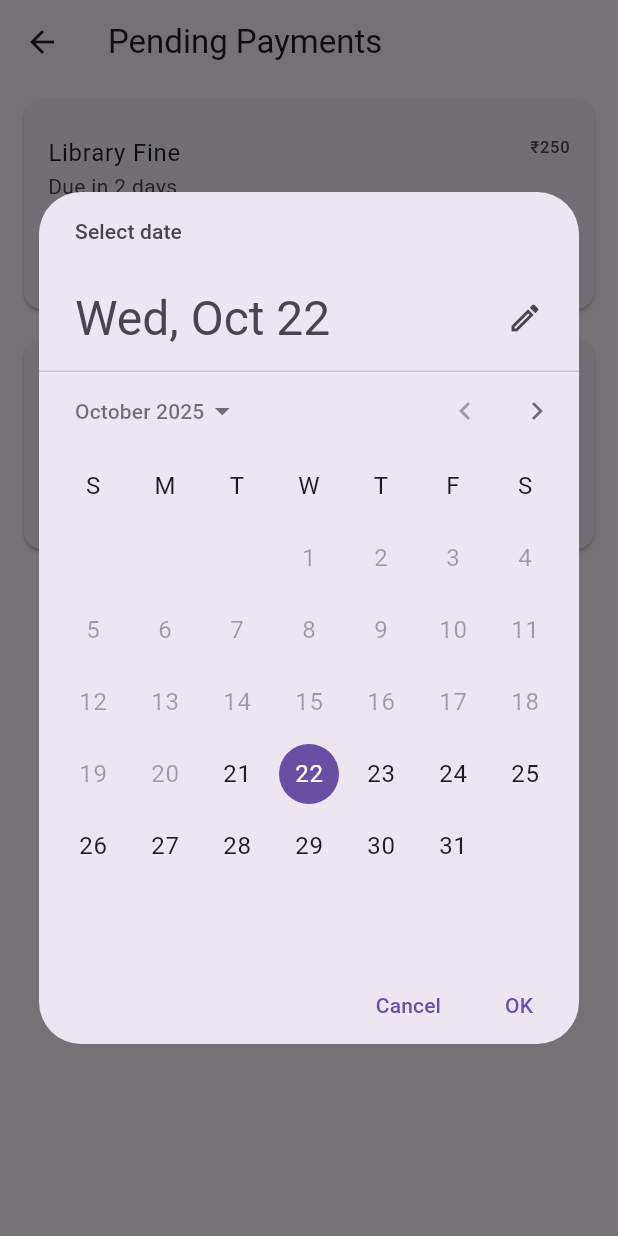
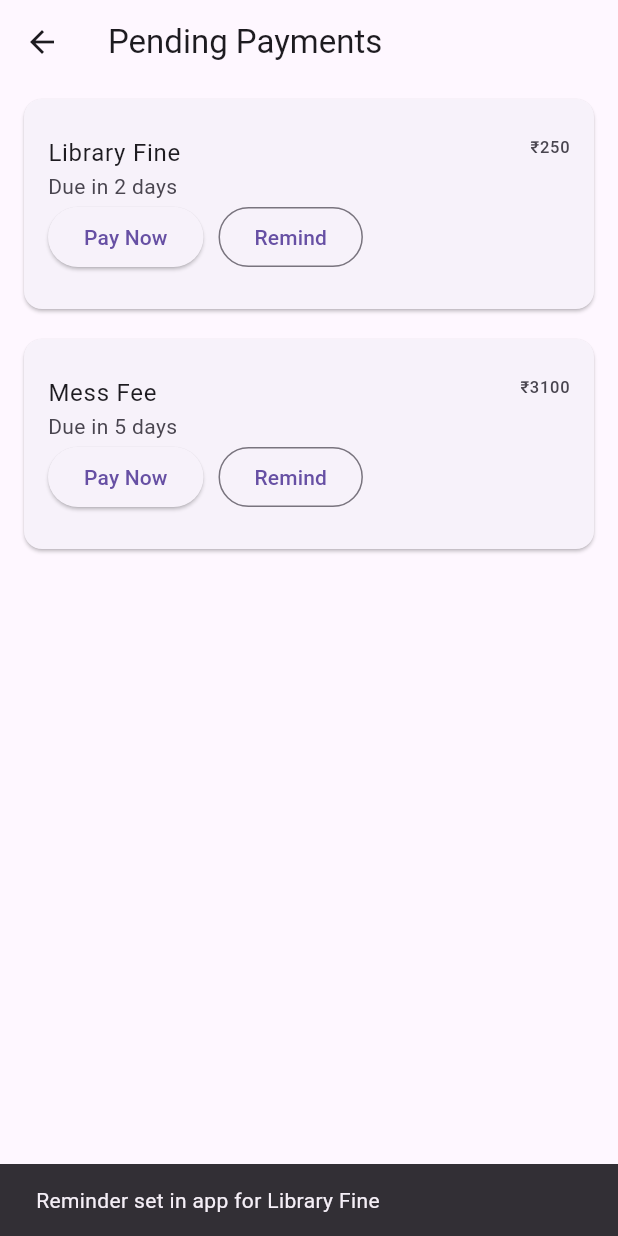
Before and after one commit to Sejal055/dbms_proj, a Flutter app: the PendingPaymentsPage screen opened directly, after a tap on "Remind", on a phone screen of 412 x 824 dp. Run offline on Flutter 3.47's test engine with Material 3 defaults, Android fonts, the phone set to English and light mode, and no system bars; our stand-ins replace cloud_firestore, firebase_auth, firebase_core, fl_chart, flutter_local_notifications, image_picker and 2 more; accounts and stored records are empty.

Commit message:
editing required more for pending payments

```diff
--- a/lib/Quiz game/quiz.dart
+++ b/lib/Quiz game/quiz.dart
@@ -40,7 +40,7 @@ class _QuizPageState extends State<QuizPage> with TickerProviderStateMixin {
   int? _selectedIndex;
 
   String _currentCategory = 'Budgeting';
-  List<String>  _categories = ['Budgeting', 'Saving', 'Investing'];
+  final List<String>  _categories = ['Budgeting', 'Saving', 'Investing'];
 
   // Animation controllers
   late AnimationController _fadeController;
--- a/lib/main.dart
+++ b/lib/main.dart
@@ -4,7 +4,6 @@ import 'auth/signup_page.dart';
 import 'firebase_options.dart'; // Make sure this file exists (generated by flutterfire configure)
 import 'package:flutter_local_notifications/flutter_local_notifications.dart';
 import 'package:timezone/data/latest_all.dart' as tz;
-import 'package:timezone/timezone.dart' as tz;
 import 'services/notification_service.dart'; // <-- Use the shared instance
 
 void main() async {
--- a/lib/pending_payments_page.dart
+++ b/lib/pending_payments_page.dart
@@ -1,33 +1,8 @@
-// lib/pending_payments_page.dart
 import 'package:flutter/material.dart';
 import 'package:url_launcher/url_launcher.dart';
-import 'package:flutter_local_notifications/flutter_local_notifications.dart';
-import 'services/notification_service.dart'; // Correct use!
-import 'package:timezone/timezone.dart' as tz;
-
-Future<void> schedulePaymentReminder(String title, dynamic amount, DateTime scheduledDateTime) async {
-  const androidDetails = AndroidNotificationDetails(
-    'payment_reminder_channel', 'Payment Reminders',
-    importance: Importance.max,
-    priority: Priority.high,
-  );
-  const notifDetails = NotificationDetails(android: androidDetails);
-
-  await flutterLocalNotificationsPlugin.zonedSchedule(
-    0,
-    'Pending Payment: $title',
-    'Amount: ₹$amount. Please complete your payment!',
-    tz.TZDateTime.from(scheduledDateTime, tz.local), // <-- correct usage
-    notifDetails,
-    androidAllowWhileIdle: true,
-    uiLocalNotificationDateInterpretation: UILocalNotificationDateInterpretation.absoluteTime,
-  );
-}
 
 class PendingPaymentsPage extends StatelessWidget {
   const PendingPaymentsPage({super.key});
-
-
 
   // Example static data; replace with Firestore query for real app
   final List<Map<String, dynamic>> pendingPayments = const [
@@ -92,41 +67,10 @@ class PendingPaymentsPage extends StatelessWidget {
                       OutlinedButton(
                         child: const Text("Remind"),
                         onPressed: () async {
-                          DateTime? remindDate = await showDatePicker(
-                            context: context,
-                            initialDate: DateTime.now().add(Duration(days: 1)),
-                            firstDate: DateTime.now(),
-                            lastDate: DateTime.now().add(Duration(days: 30)),
-                          );
-
-                          if (remindDate == null) return;
-
-                          TimeOfDay? remindTime = await showTimePicker(
-                            context: context,
-                            initialTime: TimeOfDay(hour: 10, minute: 0),
-                          );
-
-                          if (remindTime == null) return;
-
-                          // Combine date and time
-                          DateTime scheduledDateTime = DateTime(
-                            remindDate.year,
-                            remindDate.month,
-                            remindDate.day,
-                            remindTime.hour,
-                            remindTime.minute,
-                          );
-
-                          await schedulePaymentReminder(
-                            payment['title'],
-                            payment['amount'],
-                            scheduledDateTime,
-                          );
-
                           ScaffoldMessenger.of(context).showSnackBar(
                             SnackBar(
                               content: Text(
-                                "Reminder scheduled for ${scheduledDateTime.toLocal()}!",
+                                "Reminder set in app for ${payment['title']}",
                               ),
                             ),
                           );
```
